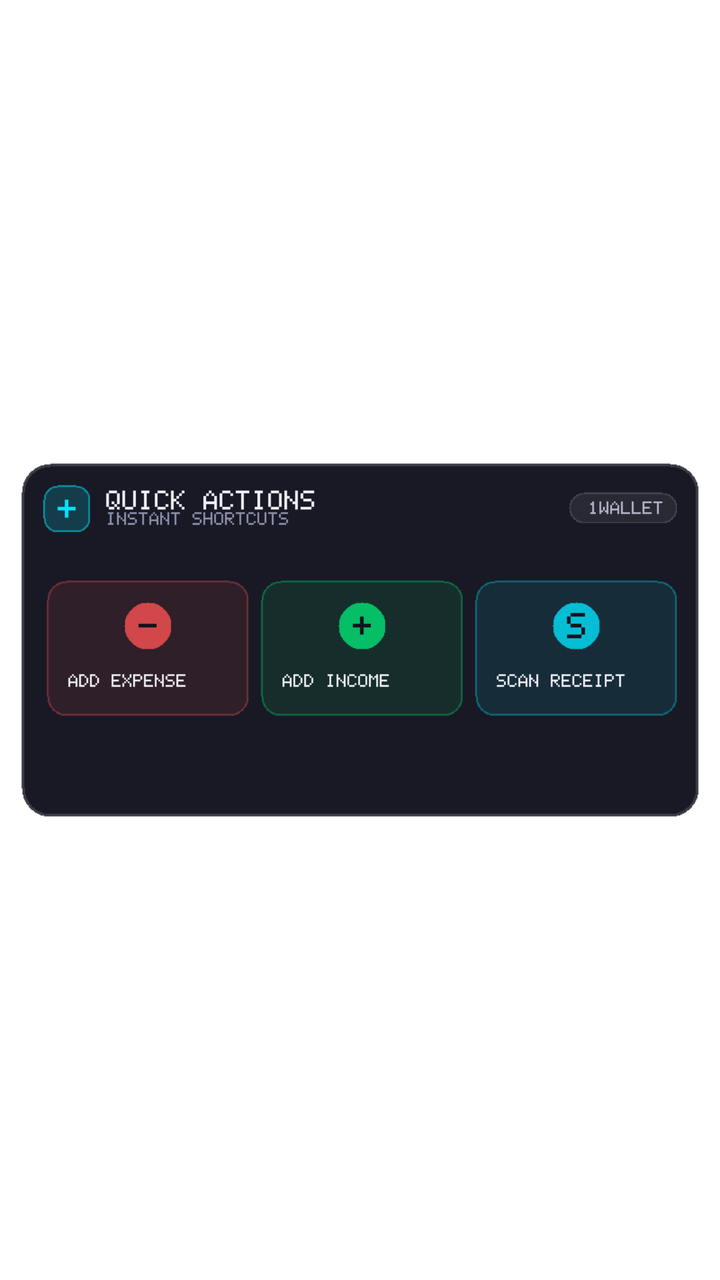
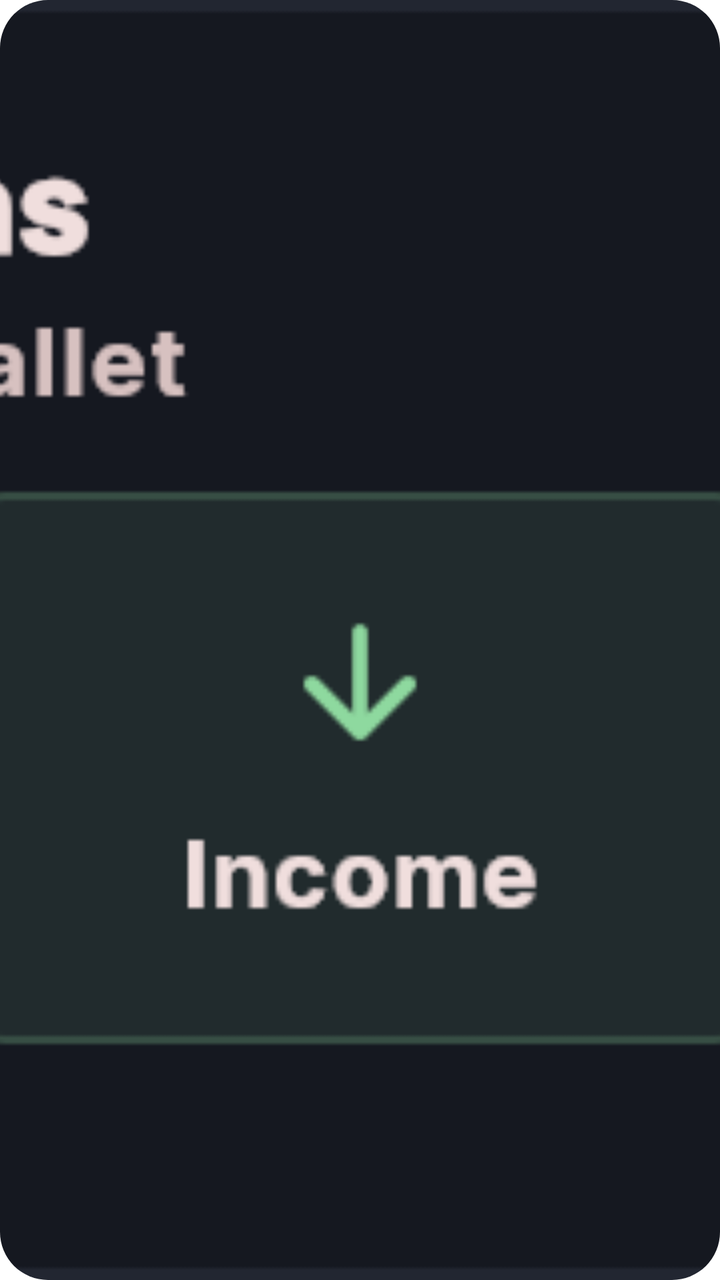

The first picture is an Android layout as it rendered before a commit; the second is the same layout after the commit. The layout source and the unified diff follow.
<!-- AndroidManifest.xml: fallback theme Theme.MaterialComponents.DayNight.NoActionBar -->
<!-- res/layout/widget_quick_actions.xml -->
<?xml version="1.0" encoding="utf-8"?>
<ImageView xmlns:android="http://schemas.android.com/apk/res/android"
    android:id="@+id/widget_quick_actions_root"
    android:layout_width="match_parent"
    android:layout_height="match_parent"
    android:scaleType="fitCenter"
    android:adjustViewBounds="true"
    android:src="@drawable/widget_preview_quick_actions"
    android:contentDescription="1Wallet Quick Actions" />
<!-- resources referenced by this layout -->
<resources>
  <!-- drawable widget_preview_quick_actions: png bitmap (drawable, 5678 bytes) -->
</resources>

<!-- the commit's change to res/layout/widget_quick_actions.xml (unified diff, before → after) -->
@@ -3,7 +3,9 @@
     android:id="@+id/widget_quick_actions_root"
     android:layout_width="match_parent"
     android:layout_height="match_parent"
-    android:scaleType="fitCenter"
-    android:adjustViewBounds="true"
+    android:background="@drawable/widget_background"
+    android:clipToOutline="true"
+    android:scaleType="centerCrop"
+    android:adjustViewBounds="false"
     android:src="@drawable/widget_preview_quick_actions"
     android:contentDescription="1Wallet Quick Actions" />
<!-- resource entries referenced after the edit -->
@@ -1,5 +1,15 @@
 <!-- resources referenced by this layout -->
 <resources>
-  <!-- drawable widget_preview_quick_actions: png bitmap (drawable, 5678 bytes) -->
+  <!-- drawable widget_background (drawable) -->
+  <?xml version="1.0" encoding="utf-8"?>
+  <shape xmlns:android="http://schemas.android.com/apk/res/android"
+      android:shape="rectangle">
+      <solid android:color="#FF151820" />
+      <corners android:radius="24dp" />
+      <stroke
+          android:width="1.2dp"
+          android:color="#33FFFFFF" />
+  </shape>
+  <!-- drawable widget_preview_quick_actions: png bitmap (drawable, 25567 bytes) -->
 </resources>
 
